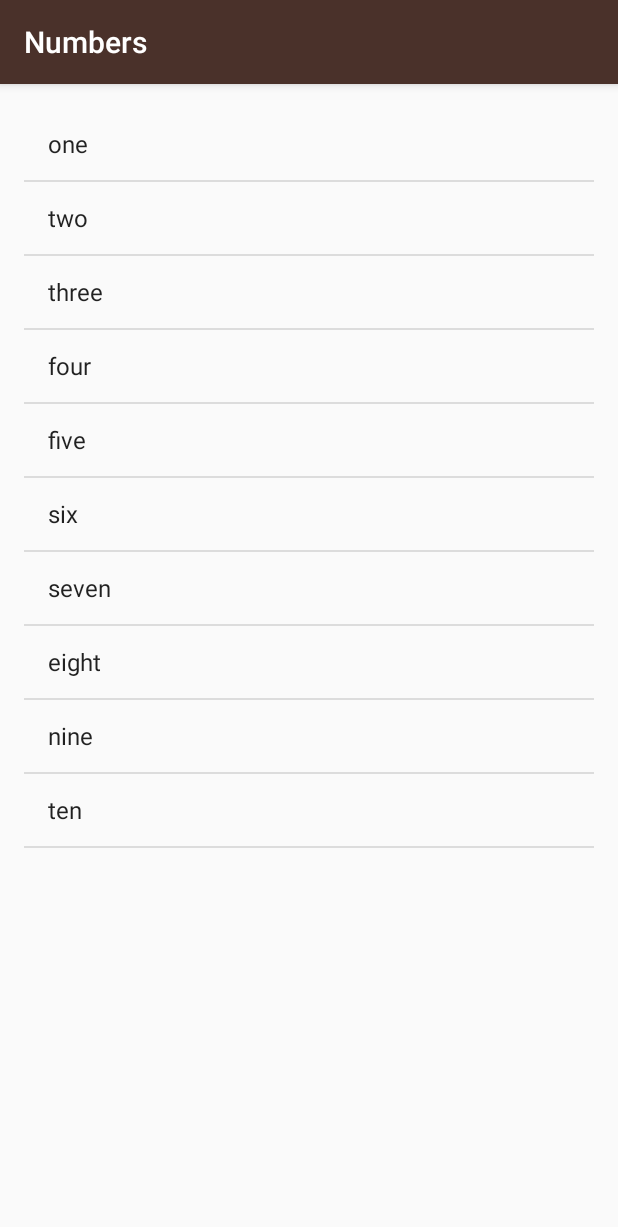
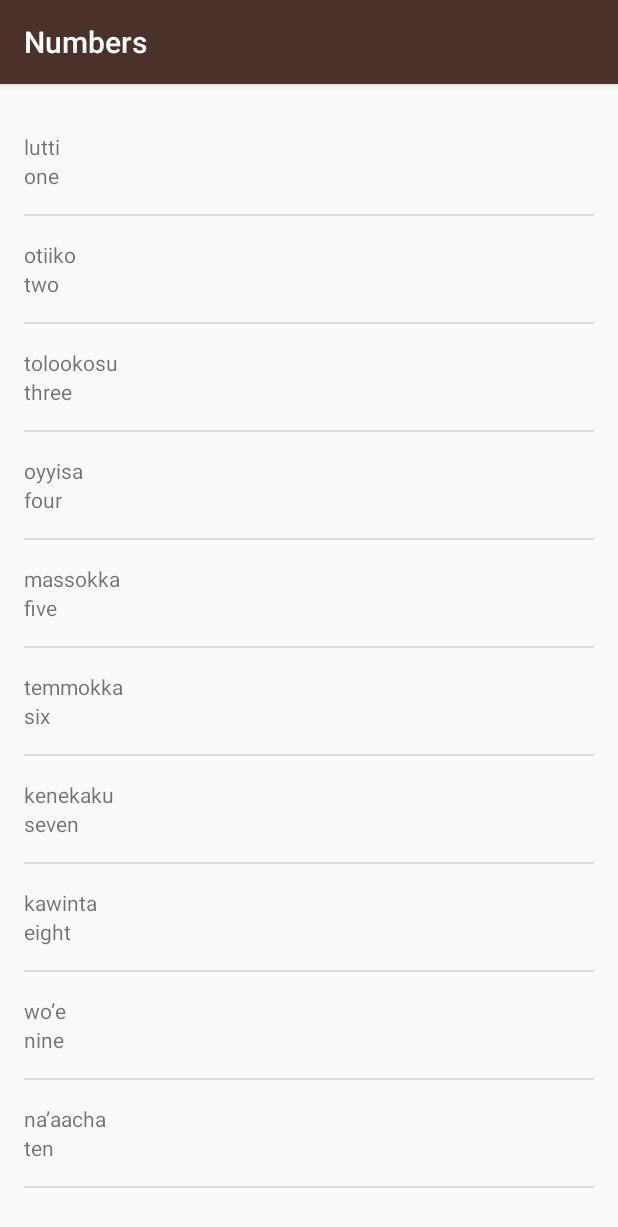
Before and after one commit to hgallop/NewMiwok, an Android app: the NumbersActivity screen opened directly, with no data from a screen before it, on a phone screen of 412 x 824 dp. Shown: the top 1227 px of the screen. Run offline under Robolectric (Android 15) with nearby library versions, the phone set to English and light mode, and no system bars.

Commit message:
Populate ArrayList with Word objects. Create custom WordAdapter class that extends ArrayAdapter for Word objects. Customize getView method from ArrayAdapter to get position in ArrayList,  set data to the list view group created in list_item, and append it to the specified parent.

```diff
--- a/app/src/main/java/com/example/android/newmiwok/NumbersActivity.java
+++ b/app/src/main/java/com/example/android/newmiwok/NumbersActivity.java
@@ -17,27 +17,27 @@ public class NumbersActivity extends AppCompatActivity {
         setContentView(R.layout.activity_numbers);
 
         //declare a new array list of strings
-        ArrayList<String>words = new ArrayList<>();
+        ArrayList<Word> words = new ArrayList<>();
 
         //initialize each index of the array list
-        words.add("one");
-        words.add("two");
-        words.add("three");
-        words.add("four");
-        words.add("five");
-        words.add("six");
-        words.add("seven");
-        words.add("eight");
-        words.add("nine");
-        words.add("ten");
+        words.add(new Word("lutti","one"));
+        words.add(new Word("otiiko","two"));
+        words.add(new Word("tolookosu","three"));
+        words.add(new Word("oyyisa","four"));
+        words.add(new Word( "massokka","five"));
+        words.add(new Word("temmokka","six"));
+        words.add(new Word("kenekaku","seven"));
+        words.add(new Word("kawinta","eight"));
+        words.add(new Word("wo’e","nine"));
+        words.add(new Word("na’aacha","ten"));
 
         //create an array adapter object that makes a layout of a single text view, predefined by android, for each array list item in words
-        ArrayAdapter<String> itemsAdapter = new ArrayAdapter<>(this, android.R.layout.simple_list_item_1, words);
+        WordAdapter adapter = new WordAdapter(this, words);
 
         // creates a variable for the list view layout from activity_numbers
         ListView listView = findViewById(R.id.list);
 
         //sets the array adapter to the list view layout
-        listView.setAdapter(itemsAdapter);
+        listView.setAdapter(adapter);
     }
 }
--- a/app/src/main/java/com/example/android/newmiwok/Word.java
+++ b/app/src/main/java/com/example/android/newmiwok/Word.java
@@ -3,21 +3,25 @@ package com.example.android.newmiwok;
 /**
  * Created by doyou on 2/14/2018.
  */
-
+//creates class for Word. used to display default and mowok translation
 public class Word {
 
+    //create variables for each translation
     private String mMiwokTranslation;
     private String mDefaultTranslation;
 
+    //constructor for Word object
     public Word(String miwokTranslation, String defaultTranslation) {
         mMiwokTranslation = miwokTranslation;
         mDefaultTranslation = defaultTranslation;
     }
 
+    //accessor. allows miwok translation to be accessed
     public String getMiwokTranslation(){
         return mMiwokTranslation;
     }
 
+    //accessor. allows default translation to be accessed.
     public String getDefaultTranslation(){
         return mDefaultTranslation;
     }
--- /dev/null
+++ b/app/src/main/java/com/example/android/newmiwok/WordAdapter.java
@@ -0,0 +1,49 @@
+package com.example.android.newmiwok;
+
+import android.app.Activity;
+import android.support.annotation.NonNull;
+import android.support.annotation.Nullable;
+import android.view.LayoutInflater;
+import android.view.View;
+import android.view.ViewGroup;
+import android.widget.ArrayAdapter;
+import android.widget.TextView;
+
+import java.util.ArrayList;
+
+/**
+ * Created by doyou on 2/14/2018.
+ */
+
+public class WordAdapter extends ArrayAdapter<Word> {
+
+    public WordAdapter(Activity context, ArrayList<Word> words) {
+        // initialize the word adapter's internal storage for the context and the list.
+        // second argument is used when the array adapter populates a single text view.
+        // this is a custom adapter for two text views. the adapter is not
+        // going to use the second argument, it can be any value. here it is 0.
+        super(context, 0, words);
+    }
+
+
+    @Override
+    public View getView(int position, View convertView, ViewGroup parent) {
+        // Check if the existing view is being reused, otherwise inflate the view
+        View listItemView = convertView;
+        if (listItemView == null) {
+            listItemView = LayoutInflater.from(getContext()).inflate(
+                    R.layout.list_item, parent, false);
+
+        }
+
+        Word currentWord = getItem(position);
+
+        TextView miwokTextView = listItemView.findViewById(R.id.miwok_text_view);
+        miwokTextView.setText(currentWord.getMiwokTranslation());
+
+        TextView defaultTextView = listItemView.findViewById(R.id.default_text_view);
+        defaultTextView.setText(currentWord.getDefaultTranslation());
+
+        return listItemView;
+    }
+}
--- a/app/src/main/res/layout/list_item.xml
+++ b/app/src/main/res/layout/list_item.xml
@@ -5,7 +5,6 @@
     android:layout_width="match_parent"
     android:layout_height="wrap_content"
     android:layout_marginLeft="@dimen/activity_horizontal_margin"
-    android:layout_marginTop="@dimen/activity_vertical_margin"
     android:orientation="vertical"
     >
 
@@ -13,11 +12,13 @@
         android:id="@+id/miwok_text_view"
         android:layout_width="match_parent"
         android:layout_height="wrap_content"
+        android:layout_marginTop="@dimen/activity_vertical_margin"
         tools:text="lutti"/>
 
     <TextView
         android:id="@+id/default_text_view"
         android:layout_width="match_parent"
         android:layout_height="wrap_content"
+        android:layout_marginBottom="@dimen/activity_vertical_margin"
         tools:text="one"/>
 </LinearLayout>
```
